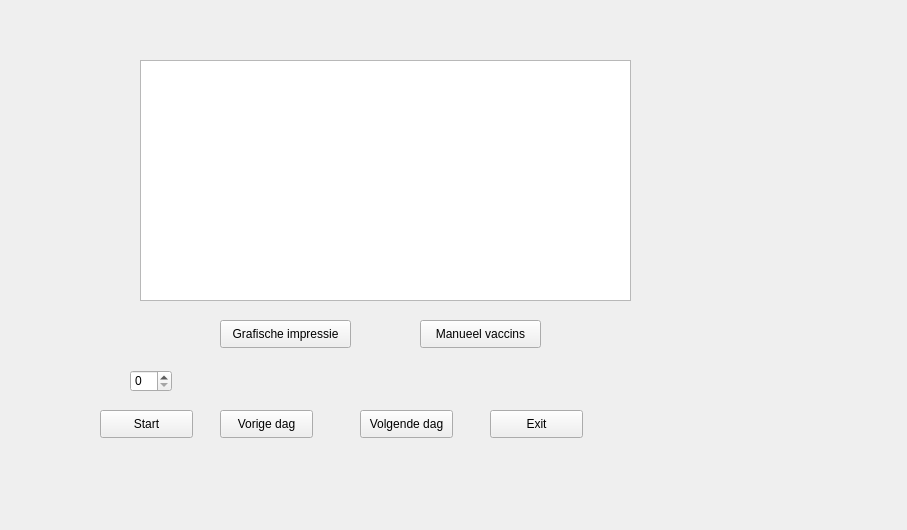
Qt form src/vaccininterface.ui (Sam-Roggeman/ProjectPSE) before a commit.
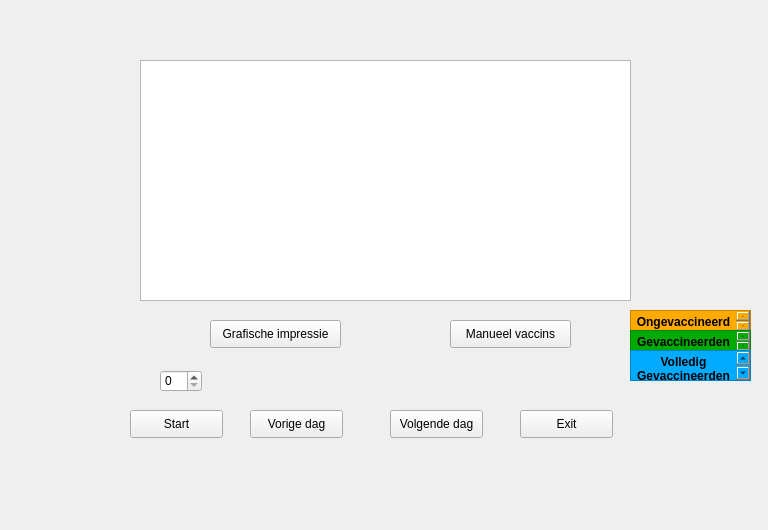
The same form after that commit. The open tabs and pages were chosen to show the change.

Diff of the .ui file:
```diff
--- a/src/vaccininterface.ui
+++ b/src/vaccininterface.ui
@@ -6,7 +6,7 @@
    <rect>
     <x>0</x>
     <y>0</y>
-    <width>907</width>
+    <width>768</width>
     <height>530</height>
    </rect>
   </property>
@@ -18,7 +18,7 @@
     <rect>
      <x>-10</x>
      <y>0</y>
-     <width>911</width>
+     <width>761</width>
      <height>571</height>
     </rect>
    </property>
@@ -29,8 +29,8 @@
     <widget class="QPushButton" name="pushButton">
      <property name="geometry">
       <rect>
-       <x>400</x>
-       <y>250</y>
+       <x>320</x>
+       <y>240</y>
        <width>93</width>
        <height>28</height>
       </rect>
@@ -44,7 +44,7 @@
     <widget class="QPushButton" name="Start">
      <property name="geometry">
       <rect>
-       <x>110</x>
+       <x>140</x>
        <y>410</y>
        <width>93</width>
        <height>28</height>
@@ -57,7 +57,7 @@
     <widget class="QPushButton" name="Vorige_dag">
      <property name="geometry">
       <rect>
-       <x>230</x>
+       <x>260</x>
        <y>410</y>
        <width>93</width>
        <height>28</height>
@@ -70,7 +70,7 @@
     <widget class="QPushButton" name="Volgende_dag">
      <property name="geometry">
       <rect>
-       <x>370</x>
+       <x>400</x>
        <y>410</y>
        <width>93</width>
        <height>28</height>
@@ -83,7 +83,7 @@
     <widget class="QPushButton" name="Exit">
      <property name="geometry">
       <rect>
-       <x>500</x>
+       <x>530</x>
        <y>410</y>
        <width>93</width>
        <height>28</height>
@@ -96,9 +96,9 @@
     <widget class="QStackedWidget" name="Impressies">
      <property name="geometry">
       <rect>
-       <x>90</x>
+       <x>140</x>
        <y>40</y>
-       <width>561</width>
+       <width>501</width>
        <height>331</height>
       </rect>
      </property>
@@ -109,7 +109,7 @@
       <widget class="QTextEdit" name="textEdit">
        <property name="geometry">
         <rect>
-         <x>60</x>
+         <x>10</x>
          <y>20</y>
          <width>491</width>
          <height>241</height>
@@ -119,7 +119,7 @@
       <widget class="QPushButton" name="Grafische_impressie">
        <property name="geometry">
         <rect>
-         <x>140</x>
+         <x>80</x>
          <y>280</y>
          <width>131</width>
          <height>28</height>
@@ -132,7 +132,7 @@
       <widget class="QPushButton" name="Statististische_gegevens_2">
        <property name="geometry">
         <rect>
-         <x>340</x>
+         <x>320</x>
          <y>280</y>
          <width>121</width>
          <height>28</height>
@@ -147,9 +147,9 @@
       <widget class="QTextEdit" name="textEdit_2">
        <property name="geometry">
         <rect>
-         <x>40</x>
+         <x>30</x>
          <y>20</y>
-         <width>491</width>
+         <width>451</width>
          <height>241</height>
         </rect>
        </property>
@@ -187,7 +187,7 @@
         <rect>
          <x>20</x>
          <y>10</y>
-         <width>531</width>
+         <width>471</width>
          <height>251</height>
         </rect>
        </property>
@@ -217,7 +217,7 @@
       <widget class="QPushButton" name="Confirm">
        <property name="geometry">
         <rect>
-         <x>240</x>
+         <x>210</x>
          <y>280</y>
          <width>93</width>
          <height>28</height>
@@ -243,7 +243,7 @@
       <widget class="QPushButton" name="pushButton_4">
        <property name="geometry">
         <rect>
-         <x>430</x>
+         <x>360</x>
          <y>280</y>
          <width>121</width>
          <height>28</height>
@@ -259,7 +259,7 @@
     <widget class="QSpinBox" name="spinBox">
      <property name="geometry">
       <rect>
-       <x>140</x>
+       <x>170</x>
        <y>370</y>
        <width>42</width>
        <height>22</height>
@@ -269,15 +269,102 @@
     <widget class="QStackedWidget" name="Grafiek">
      <property name="geometry">
       <rect>
-       <x>670</x>
+       <x>650</x>
        <y>50</y>
-       <width>181</width>
-       <height>291</height>
+       <width>111</width>
+       <height>251</height>
       </rect>
      </property>
+     <property name="currentIndex">
+      <number>0</number>
+     </property>
      <widget class="QWidget" name="page_7"/>
      <widget class="QWidget" name="page_8"/>
     </widget>
+    <widget class="QTextEdit" name="textEdit_3">
+     <property name="geometry">
+      <rect>
+       <x>640</x>
+       <y>310</y>
+       <width>121</width>
+       <height>22</height>
+      </rect>
+     </property>
+     <property name="autoFillBackground">
+      <bool>true</bool>
+     </property>
+     <property name="styleSheet">
+      <string notr="true">background-color: rgb(255, 170, 0);</string>
+     </property>
+     <property name="html">
+      <string>&lt;!DOCTYPE HTML PUBLIC &quot;-//W3C//DTD HTML 4.0//EN&quot; &quot;http://www.w3.org/TR/REC-html40/strict.dtd&quot;&gt;
+&lt;html&gt;&lt;head&gt;&lt;meta name=&quot;qrichtext&quot; content=&quot;1&quot; /&gt;&lt;style type=&quot;text/css&quot;&gt;
+p, li { white-space: pre-wrap; }
+&lt;/style&gt;&lt;/head&gt;&lt;body style=&quot; font-family:'Sans Serif'; font-size:9pt; font-weight:400; font-style:normal;&quot;&gt;
+&lt;p align=&quot;center&quot; style=&quot; margin-top:0px; margin-bottom:0px; margin-left:0px; margin-right:0px; -qt-block-indent:0; text-indent:0px;&quot;&gt;&lt;span style=&quot; font-weight:600;&quot;&gt;Ongevaccineerden&lt;/span&gt;&lt;/p&gt;&lt;/body&gt;&lt;/html&gt;</string>
+     </property>
+    </widget>
+    <widget class="QTextEdit" name="textEdit_4">
+     <property name="geometry">
+      <rect>
+       <x>640</x>
+       <y>330</y>
+       <width>121</width>
+       <height>22</height>
+      </rect>
+     </property>
+     <property name="autoFillBackground">
+      <bool>true</bool>
+     </property>
+     <property name="styleSheet">
+      <string notr="true">background-color: rgb(0, 170, 0);</string>
+     </property>
+     <property name="html">
+      <string>&lt;!DOCTYPE HTML PUBLIC &quot;-//W3C//DTD HTML 4.0//EN&quot; &quot;http://www.w3.org/TR/REC-html40/strict.dtd&quot;&gt;
+&lt;html&gt;&lt;head&gt;&lt;meta name=&quot;qrichtext&quot; content=&quot;1&quot; /&gt;&lt;style type=&quot;text/css&quot;&gt;
+p, li { white-space: pre-wrap; }
+&lt;/style&gt;&lt;/head&gt;&lt;body style=&quot; font-family:'Sans Serif'; font-size:9pt; font-weight:400; font-style:normal;&quot;&gt;
+&lt;p align=&quot;center&quot; style=&quot; margin-top:0px; margin-bottom:0px; margin-left:0px; margin-right:0px; -qt-block-indent:0; text-indent:0px;&quot;&gt;&lt;span style=&quot; font-weight:600;&quot;&gt;Gevaccineerden&lt;/span&gt;&lt;/p&gt;&lt;/body&gt;&lt;/html&gt;</string>
+     </property>
+    </widget>
+    <widget class="QTextEdit" name="textEdit_5">
+     <property name="geometry">
+      <rect>
+       <x>640</x>
+       <y>350</y>
+       <width>121</width>
+       <height>31</height>
+      </rect>
+     </property>
+     <property name="autoFillBackground">
+      <bool>true</bool>
+     </property>
+     <property name="styleSheet">
+      <string notr="true">background-color: rgb(0, 170, 255);</string>
+     </property>
+     <property name="html">
+      <string>&lt;!DOCTYPE HTML PUBLIC &quot;-//W3C//DTD HTML 4.0//EN&quot; &quot;http://www.w3.org/TR/REC-html40/strict.dtd&quot;&gt;
+&lt;html&gt;&lt;head&gt;&lt;meta name=&quot;qrichtext&quot; content=&quot;1&quot; /&gt;&lt;style type=&quot;text/css&quot;&gt;
+p, li { white-space: pre-wrap; }
+&lt;/style&gt;&lt;/head&gt;&lt;body style=&quot; font-family:'Sans Serif'; font-size:9pt; font-weight:400; font-style:normal;&quot;&gt;
+&lt;p align=&quot;center&quot; style=&quot; margin-top:0px; margin-bottom:0px; margin-left:0px; margin-right:0px; -qt-block-indent:0; text-indent:0px;&quot;&gt;&lt;span style=&quot; font-weight:600;&quot;&gt;Volledig&lt;br /&gt;Gevaccineerden&lt;/span&gt;&lt;/p&gt;&lt;/body&gt;&lt;/html&gt;</string>
+     </property>
+    </widget>
+    <widget class="QStackedWidget" name="Grafiek_2">
+     <property name="geometry">
+      <rect>
+       <x>20</x>
+       <y>50</y>
+       <width>121</width>
+       <height>251</height>
+      </rect>
+     </property>
+     <property name="currentIndex">
+      <number>0</number>
+     </property>
+     <widget class="QWidget" name="page_11"/>
+     <widget class="QWidget" name="page_12"/>
+    </widget>
    </widget>
   </widget>
  </widget>
```
